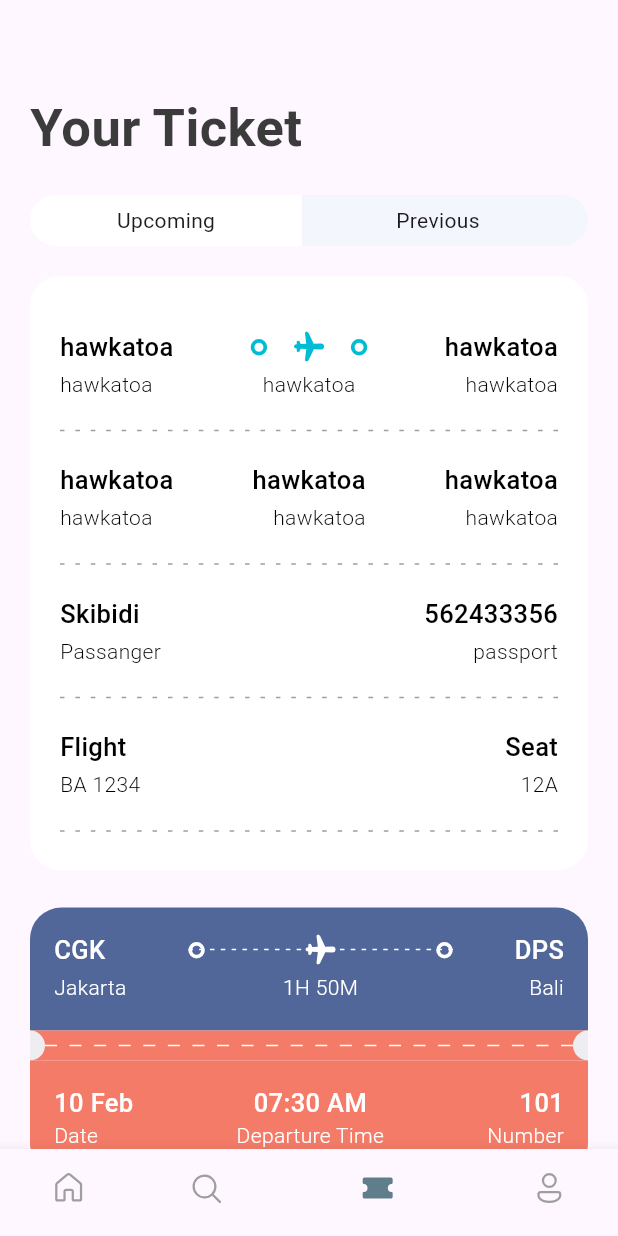
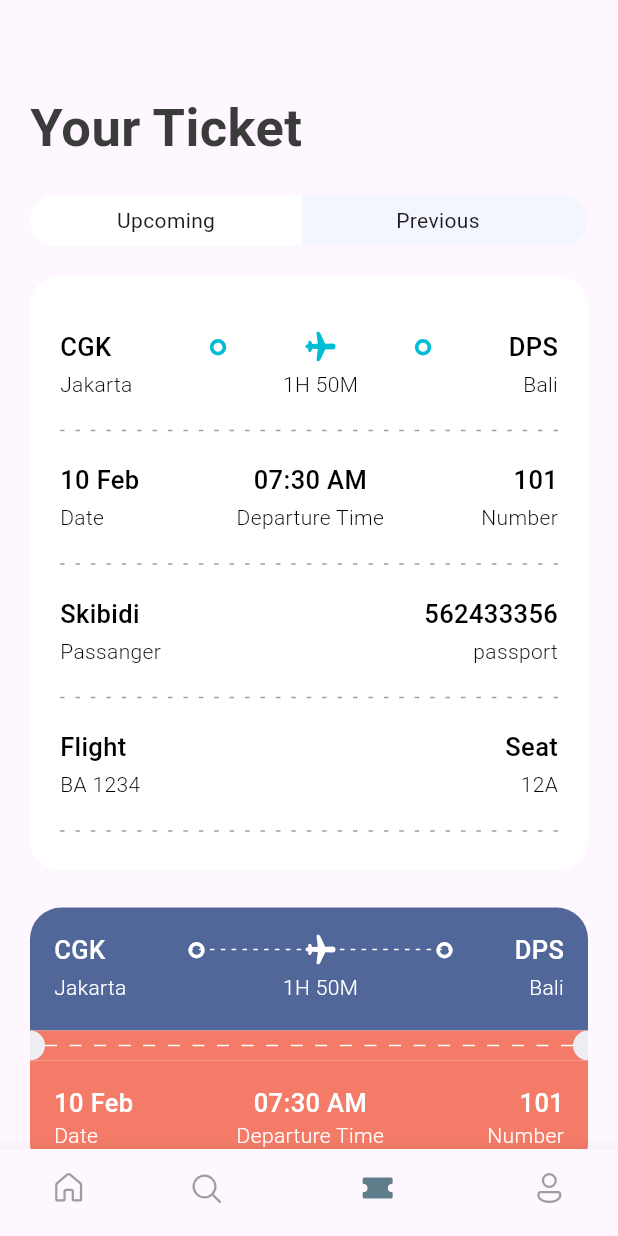
Before and after one commit to DerylFeyza/ticket_app, a Flutter app: the screen it shows after launch, item 3 of the bottom bar chosen, on a phone screen of 412 x 824 dp. Run offline on Flutter 3.47's test engine with Material 3 defaults, Android fonts, the phone set to English and light mode, and no system bars; our stand-ins replace fluentui_icons.

```diff
--- a/lib/main.dart
+++ b/lib/main.dart
@@ -1,4 +1,7 @@
 import 'package:flutter/material.dart';
+import 'package:ticket_app/pages/hotel_detail.dart';
+import 'package:ticket_app/pages/hotels_screen.dart';
+import 'package:ticket_app/pages/ticket/ticket_screen.dart';
 import 'package:ticket_app/pages/tickets_screen.dart';
 import 'package:ticket_app/widgets/nav_widget.dart';
 
@@ -15,7 +18,10 @@ class MyApp extends StatelessWidget {
     return MaterialApp(
       routes: {
         '/': (context) => BottomNavBar(),
-        'all_tickets': (context) => TicketsScreen()
+        'all_tickets': (context) => TicketsScreen(),
+        'all_hotels': (context) => HotelsScreen(),
+        'ticket': (context) => TicketScreen(),
+        'hotel': (context) => HotelDetail()
       },
     );
   }
--- a/lib/pages/ticket/ticket_screen.dart
+++ b/lib/pages/ticket/ticket_screen.dart
@@ -8,8 +8,22 @@ import 'package:ticket_app/widgets/tabs_widget.dart';
 import 'package:ticket_app/widgets/text_style_ticket.dart';
 import 'package:ticket_app/widgets/ticket_card.dart';
 
-class TicketScreen extends StatelessWidget {
+class TicketScreen extends StatefulWidget {
   const TicketScreen({super.key});
+
+  @override
+  State<TicketScreen> createState() => _TicketScreenState();
+}
+
+class _TicketScreenState extends State<TicketScreen> {
+  late Map<String, dynamic> ticketData;
+
+  @override
+  void didChangeDependencies() {
+    var args = ModalRoute.of(context)?.settings.arguments as Map? ?? {};
+    ticketData = args['data'] ?? ticketList[0];
+    super.didChangeDependencies();
+  }
 
   @override
   Widget build(BuildContext context) {
@@ -84,7 +98,7 @@ class TicketScreen extends StatelessWidget {
           SizedBox(
             height: 25,
           ),
-          TicketCard(ticket: ticketList[0]),
+          TicketCard(ticket: ticketData),
         ],
       ),
     );
@@ -148,7 +162,7 @@ class TicketScreen extends StatelessWidget {
             crossAxisAlignment: CrossAxisAlignment.start,
             children: [
               TextStyleTicket(
-                text: "hawkatoa",
+                text: ticketData['from']['code'],
                 textStyle: AppStyles.headlineStyle3,
                 color: Colors.black,
               ),
@@ -156,7 +170,7 @@ class TicketScreen extends StatelessWidget {
                 height: 3,
               ),
               TextStyleTicket(
-                text: "hawkatoa",
+                text: ticketData['from']['name'],
                 color: Colors.black,
               ),
             ],
@@ -194,7 +208,7 @@ class TicketScreen extends StatelessWidget {
                   height: 3,
                 ),
                 TextStyleTicket(
-                  text: "hawkatoa",
+                  text: ticketData['flying_time'],
                   color: Colors.black,
                 ),
               ],
@@ -207,7 +221,7 @@ class TicketScreen extends StatelessWidget {
             crossAxisAlignment: CrossAxisAlignment.end,
             children: [
               TextStyleTicket(
-                text: "hawkatoa",
+                text: ticketData['to']['code'],
                 textStyle: AppStyles.headlineStyle3,
                 color: Colors.black,
               ),
@@ -215,7 +229,7 @@ class TicketScreen extends StatelessWidget {
                 height: 3,
               ),
               TextStyleTicket(
-                text: "hawkatoa",
+                text: ticketData['to']['name'],
                 color: Colors.black,
               ),
             ],
@@ -235,7 +249,7 @@ class TicketScreen extends StatelessWidget {
             crossAxisAlignment: CrossAxisAlignment.start,
             children: [
               TextStyleTicket(
-                text: "hawkatoa",
+                text: ticketData['date'],
                 textStyle: AppStyles.headlineStyle3,
                 color: Colors.black,
               ),
@@ -243,7 +257,24 @@ class TicketScreen extends StatelessWidget {
                 height: 3,
               ),
               TextStyleTicket(
-                text: "hawkatoa",
+                text: "Date",
+                color: Colors.black,
+              ),
+            ],
+          ),
+          Column(
+            crossAxisAlignment: CrossAxisAlignment.center,
+            children: [
+              TextStyleTicket(
+                text: ticketData['departure_time'],
+                textStyle: AppStyles.headlineStyle3,
+                color: Colors.black,
+              ),
+              SizedBox(
+                height: 3,
+              ),
+              TextStyleTicket(
+                text: "Departure Time",
                 color: Colors.black,
               ),
             ],
@@ -252,7 +283,7 @@ class TicketScreen extends StatelessWidget {
             crossAxisAlignment: CrossAxisAlignment.end,
             children: [
               TextStyleTicket(
-                text: "hawkatoa",
+                text: ticketData['number'],
                 textStyle: AppStyles.headlineStyle3,
                 color: Colors.black,
               ),
@@ -260,24 +291,7 @@ class TicketScreen extends StatelessWidget {
                 height: 3,
               ),
               TextStyleTicket(
-                text: "hawkatoa",
-                color: Colors.black,
-              ),
-            ],
-          ),
-          Column(
-            crossAxisAlignment: CrossAxisAlignment.end,
-            children: [
-              TextStyleTicket(
-                text: "hawkatoa",
-                textStyle: AppStyles.headlineStyle3,
-                color: Colors.black,
-              ),
-              SizedBox(
-                height: 3,
-              ),
-              TextStyleTicket(
-                text: "hawkatoa",
+                text: "Number",
                 color: Colors.black,
               ),
             ],
--- a/lib/widgets/hotel_card.dart
+++ b/lib/widgets/hotel_card.dart
@@ -1,4 +1,5 @@
 import 'package:flutter/material.dart';
+import 'package:intl/intl.dart';
 import 'package:ticket_app/res/media.dart';
 import 'package:ticket_app/res/styles/app_styles.dart';
 
@@ -30,7 +31,6 @@ class HotelCard extends StatelessWidget {
           ),
           Container(
             padding: EdgeInsets.only(top: 15, left: 10),
-            height: 120,
             child: Column(
               crossAxisAlignment: CrossAxisAlignment.start,
               mainAxisAlignment: MainAxisAlignment.spaceBetween,
@@ -42,7 +42,8 @@ class HotelCard extends StatelessWidget {
                 Text(hotelData['location'],
                     style:
                         AppStyles.headlineStyle3.copyWith(color: Colors.white)),
-                Text("Rp. ${hotelData['price']} / Night",
+                Text(
+                    "Rp. ${NumberFormat("#,###", "id_ID").format(hotelData['price'])} / Night",
                     style:
                         AppStyles.headlineStyle2.copyWith(color: Colors.white)),
               ],
--- a/pubspec.yaml
+++ b/pubspec.yaml
@@ -35,6 +35,7 @@ dependencies:
   # Use with the CupertinoIcons class for iOS style icons.
   cupertino_icons: ^1.0.8
   fluentui_icons: ^1.0.0
+  intl: ^0.20.2
 
 dev_dependencies:
   flutter_test:
```
Also changed, not shown: lib/pages/home_screen.dart (+18 -8 lines), lib/pages/hotel_detail.dart (added, +113 -0 lines), lib/pages/hotels_screen.dart (added, +34 -0 lines), lib/pages/tickets_screen.dart (+10 -4 lines), pubspec.lock.
